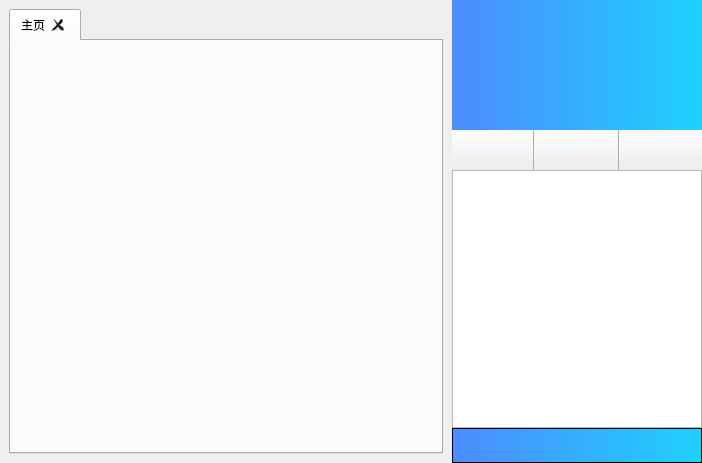
Old version of the form src/mainwindow.ui in the repository WHUCSLASD2017/nowe.
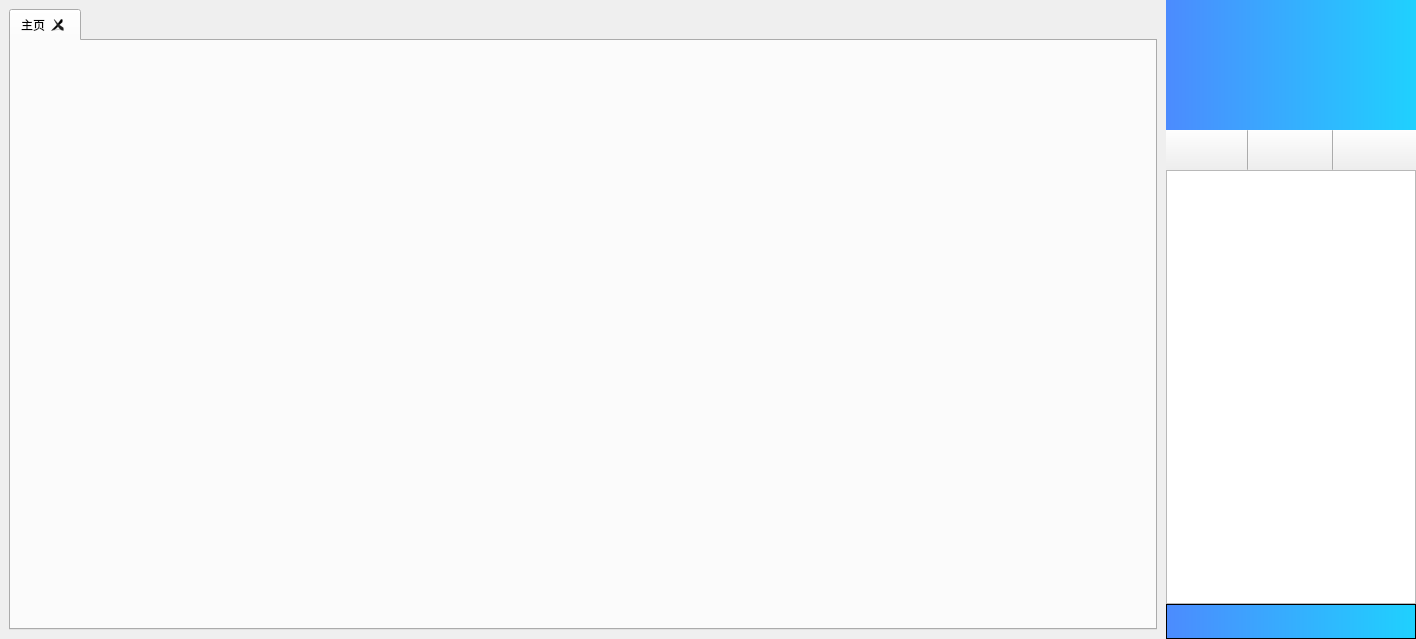
New version of the form. The open tabs and pages were chosen to show the change.

```diff
--- a/src/mainwindow.ui
+++ b/src/mainwindow.ui
@@ -6,8 +6,8 @@
    <rect>
     <x>0</x>
     <y>0</y>
-    <width>702</width>
-    <height>463</height>
+    <width>1416</width>
+    <height>639</height>
    </rect>
   </property>
   <property name="minimumSize">
@@ -65,6 +65,17 @@
          <attribute name="title">
           <string>主页</string>
          </attribute>
+         <widget class="QWidget" name="verticalLayoutWidget">
+          <property name="geometry">
+           <rect>
+            <x>0</x>
+            <y>0</y>
+            <width>1131</width>
+            <height>591</height>
+           </rect>
+          </property>
+          <layout class="QVBoxLayout" name="webContainer"/>
+         </widget>
         </widget>
        </widget>
       </item>
```
Left out of the diff: 2 changed lines with no effect on the pictures.
